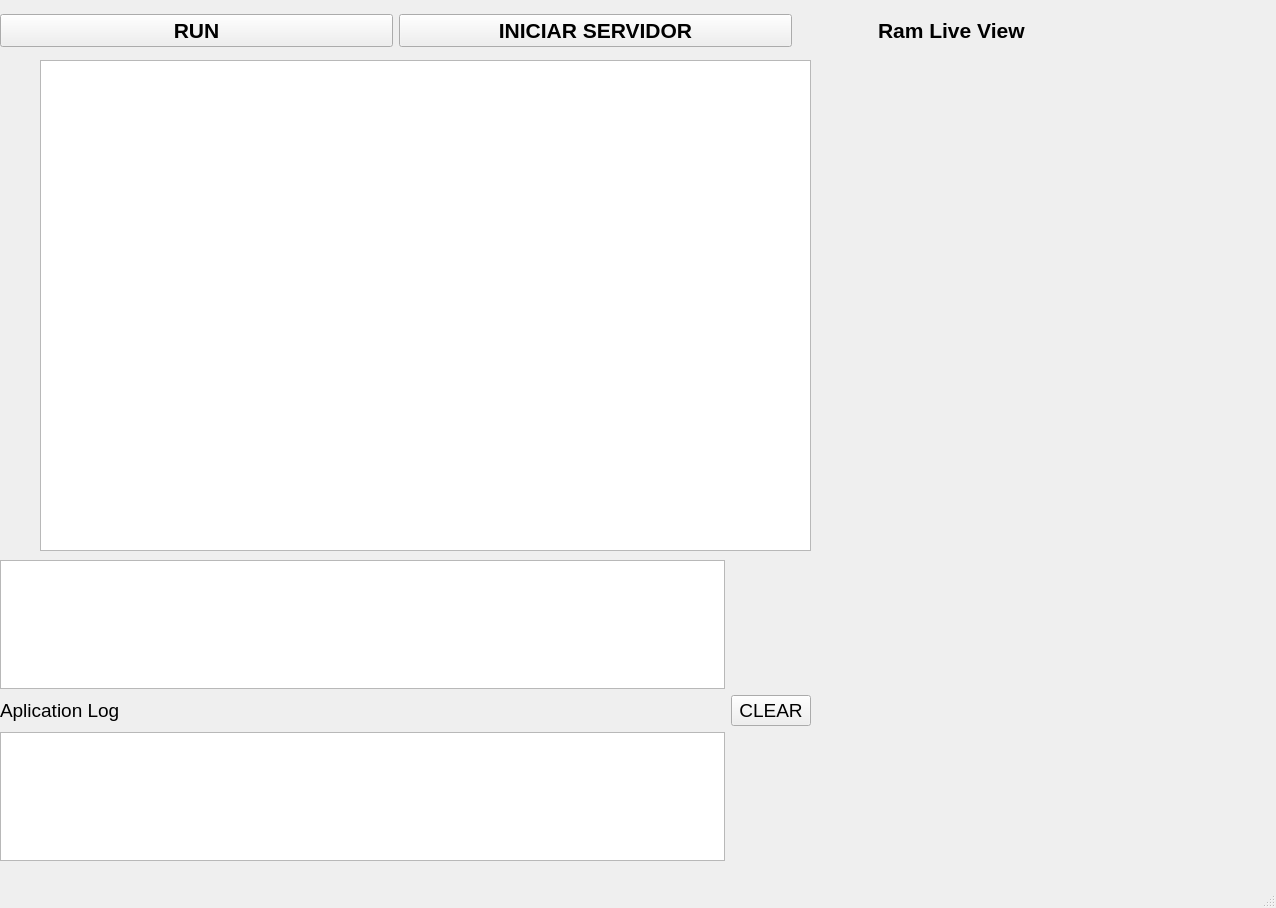
Old version of the form Proyecto_1_Qt/mainwindow.ui in the repository JanM10/Proyecto_1_Qt.
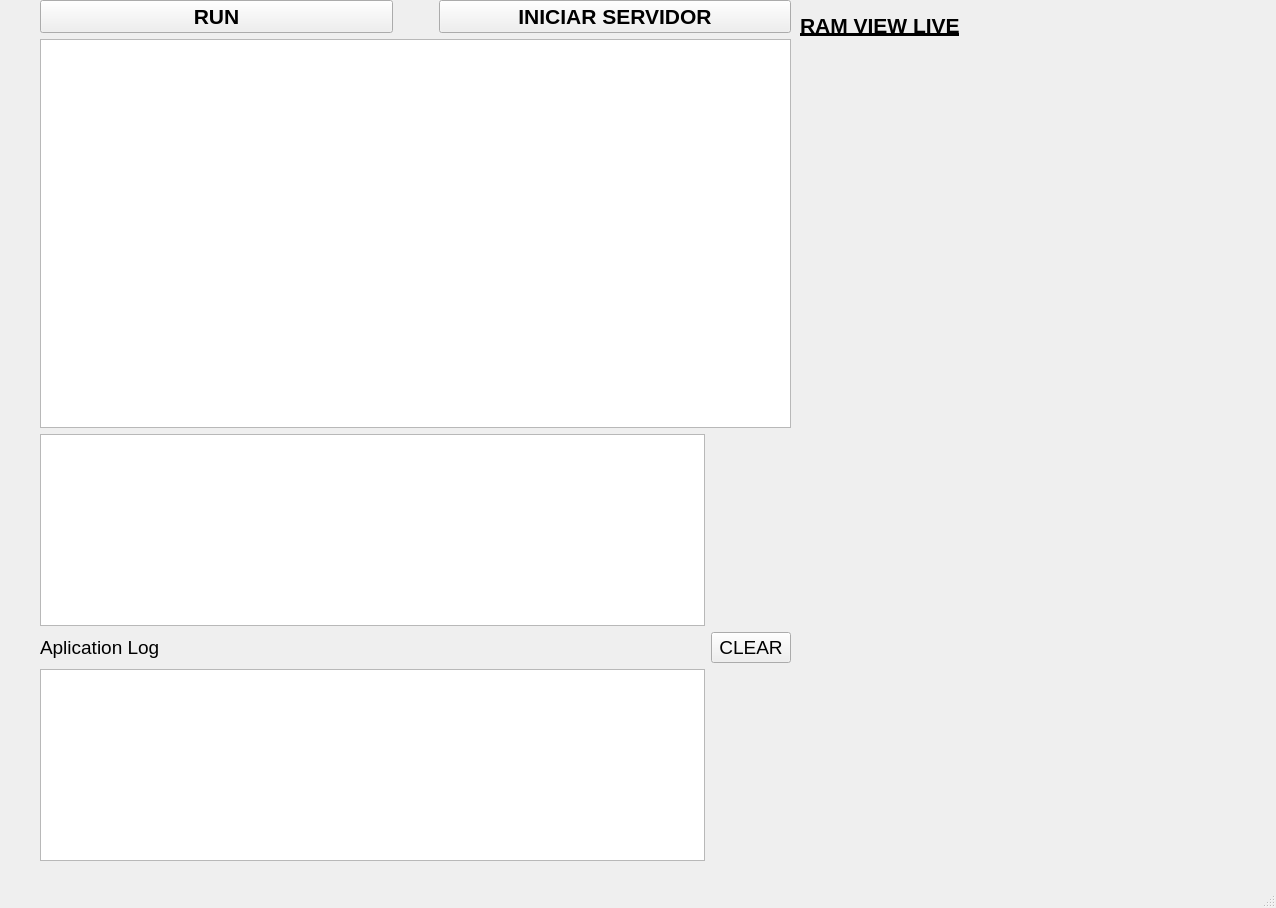
New version of the form.

Commit message: Pequeños cambios a la interfaz gráfica.

The edit to the form file:
```diff
--- a/Proyecto_1_Qt/mainwindow.ui
+++ b/Proyecto_1_Qt/mainwindow.ui
@@ -14,16 +14,56 @@
    <string>MainWindow</string>
   </property>
   <widget class="QWidget" name="centralwidget">
-   <widget class="QWidget" name="horizontalLayoutWidget">
+   <widget class="QLabel" name="label">
+    <property name="geometry">
+     <rect>
+      <x>800</x>
+      <y>0</y>
+      <width>241</width>
+      <height>51</height>
+     </rect>
+    </property>
+    <property name="font">
+     <font>
+      <pointsize>16</pointsize>
+      <weight>75</weight>
+      <italic>false</italic>
+      <bold>true</bold>
+      <underline>true</underline>
+     </font>
+    </property>
+    <property name="text">
+     <string>RAM VIEW LIVE</string>
+    </property>
+   </widget>
+   <widget class="QWidget" name="">
     <property name="geometry">
      <rect>
       <x>0</x>
       <y>0</y>
-      <width>1271</width>
-      <height>61</height>
+      <width>791</width>
+      <height>861</height>
      </rect>
     </property>
+    <layout class="QGridLayout" name="gridLayout_2">
+     <item row="0" column="0">
     <layout class="QHBoxLayout" name="horizontalLayout">
+       <item>
+        <spacer name="horizontalSpacer_3">
+         <property name="orientation">
+          <enum>Qt::Horizontal</enum>
+         </property>
+         <property name="sizeType">
+          <enum>QSizePolicy::Minimum</enum>
+         </property>
+         <property name="sizeHint" stdset="0">
+          <size>
+           <width>40</width>
+           <height>20</height>
+          </size>
+         </property>
+        </spacer>
+       </item>
      <item>
       <widget class="QPushButton" name="runButton">
        <property name="font">
@@ -38,6 +78,22 @@
        </property>
       </widget>
      </item>
+       <item>
+        <spacer name="horizontalSpacer_4">
+         <property name="orientation">
+          <enum>Qt::Horizontal</enum>
+         </property>
+         <property name="sizeType">
+          <enum>QSizePolicy::Preferred</enum>
+         </property>
+         <property name="sizeHint" stdset="0">
+          <size>
+           <width>40</width>
+           <height>20</height>
+          </size>
+         </property>
+        </spacer>
+       </item>
      <item>
       <widget class="QPushButton" name="pushButton">
        <property name="font">
@@ -52,63 +108,9 @@
        </property>
       </widget>
      </item>
-     <item>
-      <spacer name="horizontalSpacer">
-       <property name="orientation">
-        <enum>Qt::Horizontal</enum>
-       </property>
-       <property name="sizeType">
-        <enum>QSizePolicy::Ignored</enum>
-       </property>
-       <property name="sizeHint" stdset="0">
-        <size>
-         <width>40</width>
-         <height>20</height>
-        </size>
-       </property>
-      </spacer>
-     </item>
-     <item>
-      <spacer name="horizontalSpacer_3">
-       <property name="orientation">
-        <enum>Qt::Horizontal</enum>
-       </property>
-       <property name="sizeType">
-        <enum>QSizePolicy::Minimum</enum>
-       </property>
-       <property name="sizeHint" stdset="0">
-        <size>
-         <width>40</width>
-         <height>20</height>
-        </size>
-       </property>
-      </spacer>
-     </item>
-     <item>
-      <widget class="QLabel" name="ramLive">
-       <property name="font">
-        <font>
-         <pointsize>16</pointsize>
-         <weight>75</weight>
-         <bold>true</bold>
-        </font>
-       </property>
-       <property name="text">
-        <string>Ram Live View</string>
-       </property>
-      </widget>
-     </item>
-    </layout>
-   </widget>
-   <widget class="QWidget" name="horizontalLayoutWidget_2">
-    <property name="geometry">
-     <rect>
-      <x>0</x>
-      <y>60</y>
-      <width>811</width>
-      <height>491</height>
-     </rect>
-    </property>
+      </layout>
+     </item>
+     <item row="1" column="0">
     <layout class="QHBoxLayout" name="horizontalLayout_2">
      <item>
       <spacer name="horizontalSpacer_2">
@@ -143,30 +145,10 @@
       </widget>
      </item>
     </layout>
-   </widget>
-   <widget class="QWidget" name="gridLayoutWidget">
-    <property name="geometry">
-     <rect>
-      <x>0</x>
-      <y>560</y>
-      <width>811</width>
-      <height>301</height>
-     </rect>
-    </property>
-    <layout class="QGridLayout" name="gridLayout">
+     </item>
      <item row="2" column="0">
-      <widget class="QLabel" name="aplicationLog">
-       <property name="font">
-        <font>
-         <pointsize>14</pointsize>
-        </font>
-       </property>
-       <property name="text">
-        <string>Aplication Log</string>
-       </property>
-      </widget>
-     </item>
-     <item row="3" column="0">
+      <layout class="QGridLayout" name="gridLayout">
+       <item row="3" column="1">
       <widget class="QTextEdit" name="aplicationLogConsole">
        <property name="font">
         <font>
@@ -175,7 +157,7 @@
        </property>
       </widget>
      </item>
-     <item row="0" column="0">
+       <item row="0" column="1">
       <widget class="QTextEdit" name="console">
        <property name="font">
         <font>
@@ -185,6 +167,18 @@
       </widget>
      </item>
      <item row="2" column="1">
+        <widget class="QLabel" name="aplicationLog">
+         <property name="font">
+          <font>
+           <pointsize>14</pointsize>
+          </font>
+         </property>
+         <property name="text">
+          <string>Aplication Log</string>
+         </property>
+        </widget>
+       </item>
+       <item row="2" column="2">
       <widget class="QPushButton" name="clearButton">
        <property name="font">
         <font>
@@ -195,6 +189,24 @@
         <string>CLEAR</string>
        </property>
       </widget>
+       </item>
+       <item row="0" column="0">
+        <spacer name="horizontalSpacer">
+         <property name="orientation">
+          <enum>Qt::Horizontal</enum>
+         </property>
+         <property name="sizeType">
+          <enum>QSizePolicy::Minimum</enum>
+         </property>
+         <property name="sizeHint" stdset="0">
+          <size>
+           <width>40</width>
+           <height>20</height>
+          </size>
+         </property>
+        </spacer>
+       </item>
+      </layout>
      </item>
     </layout>
    </widget>
```
Lines whose indentation alone changed are shown as unchanged.
